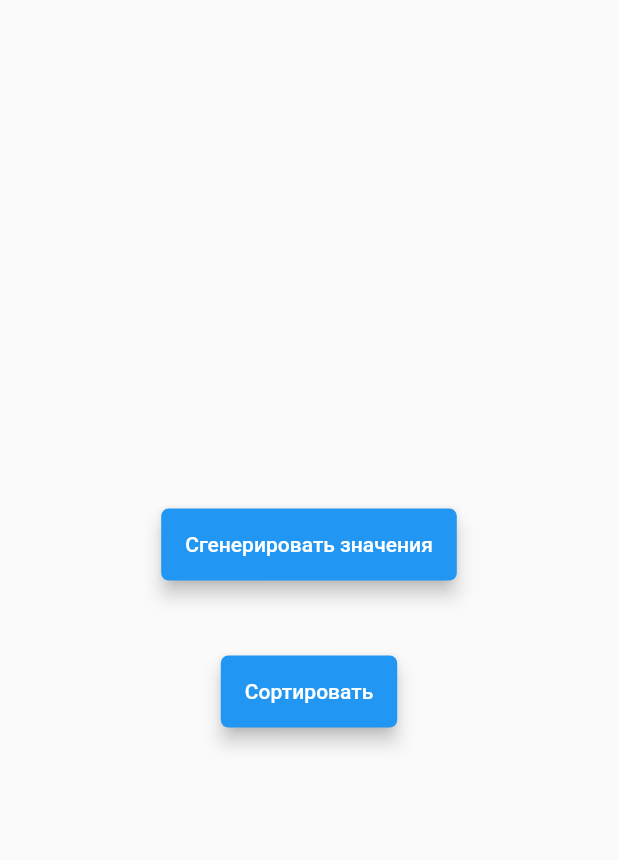
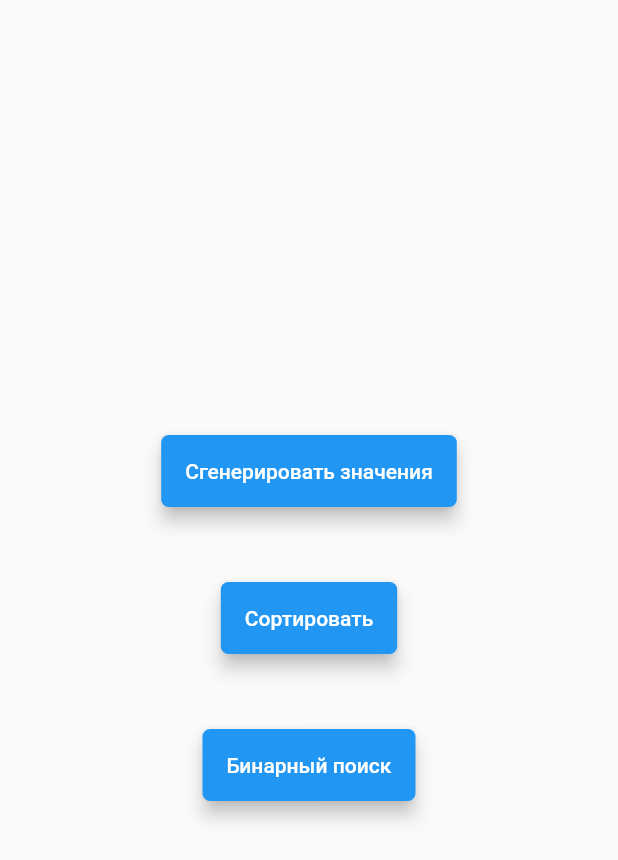
Before and after one commit to GenerallRoss/sort, a Flutter app: the screen it shows after launch, on a phone screen of 412 x 824 dp. Shown: the top 860 px of the screen. Run offline on Flutter 3.47's test engine with Material 2 defaults, Android fonts, the light colour scheme and no system bars.

Commit message:
Реализован бинарный поиск

```diff
--- a/lib/main.dart
+++ b/lib/main.dart
@@ -4,6 +4,8 @@ import 'package:flutter/foundation.dart';
 import 'package:flutter/material.dart';
 import 'package:sort/lists.dart';
 import 'package:sort/qsort.dart';
+
+import 'binary_search.dart';
 
 void main() {
   runApp(const MyApp());
@@ -75,6 +77,7 @@ class _MyHomePageState extends State<MyHomePage> {
                     style: TextStyle(color: Colors.white),
                   ),
                   onPressed: () {
+                    print(values);
                     DateTime startTime = DateTime.now();
                     debugPrint('Время начала: $startTime');
                     int high = values.length - 1;
@@ -87,6 +90,26 @@ class _MyHomePageState extends State<MyHomePage> {
                     debugPrint('Время окончания: $endTime');
                   }),
             ),
+            const SizedBox(
+              height: 50,
+            ),
+            Material(
+              borderRadius: BorderRadius.circular(5),
+              elevation: 5,
+              color: Colors.blue,
+              child: MaterialButton(
+                  child: const Text(
+                    'Бинарный поиск',
+                    style: TextStyle(color: Colors.white),
+                  ),
+                  onPressed: () {
+                    debugPrint('Время начала: ${DateTime.now()}');
+                    int min = 0;
+                    int max = values.length - 1;
+                    myBinarySearch(values, 354, min, max);
+                    debugPrint('Время окончания: ${DateTime.now()}');
+                  }),
+            ),
           ],
         ),
       ),
```
Also changed, not shown: lib/binary_search.dart (added, +22 -0 lines).
